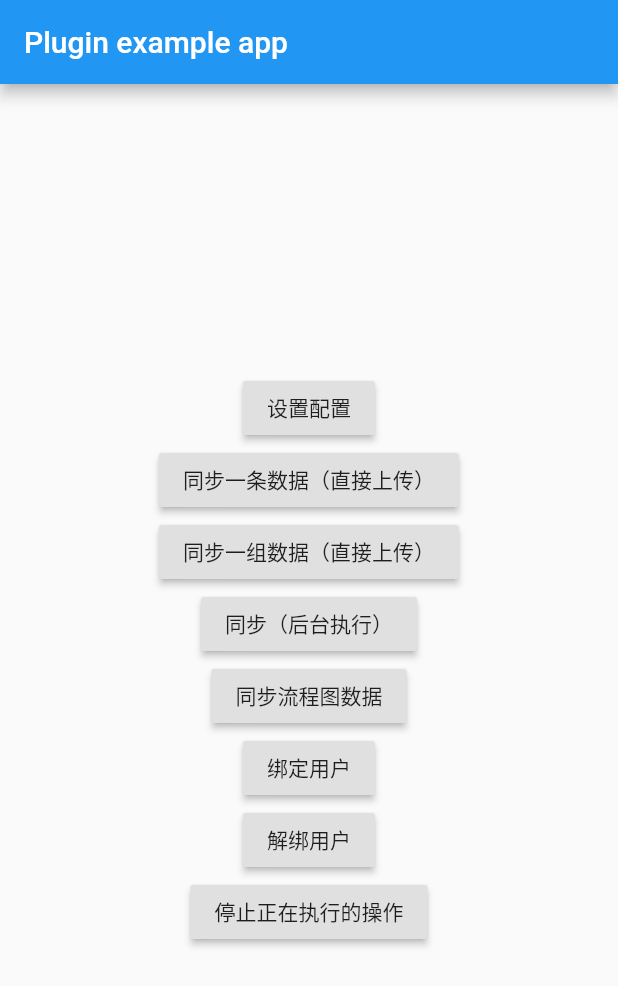
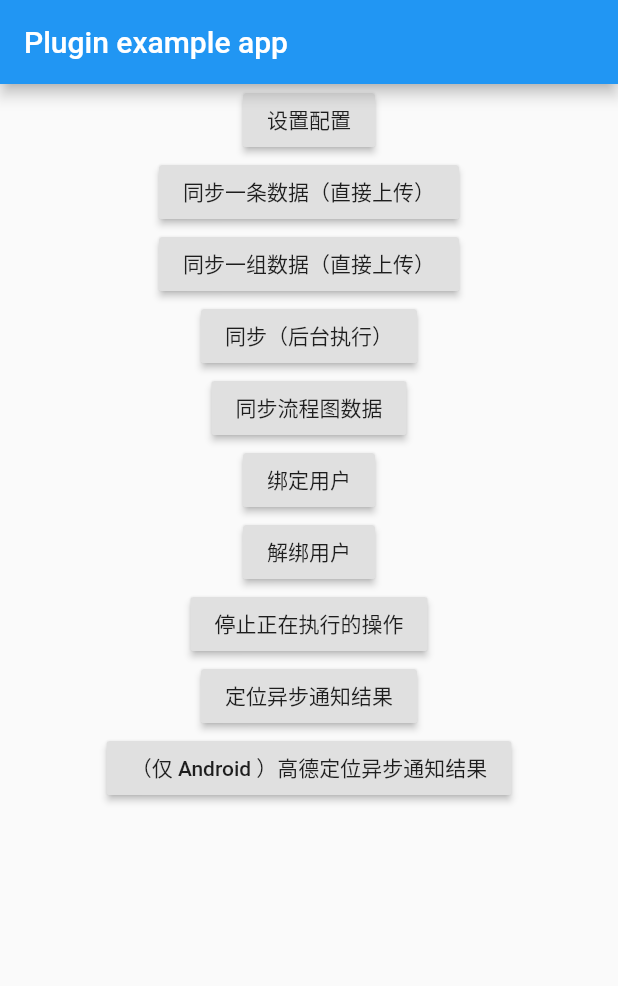
Before and after one commit to GuanceCloud/datakit-flutter, a Flutter app: the screen it shows after launch, on a phone screen of 412 x 824 dp. Shown: the top 986 px of the screen. Run offline on Flutter 3.47's test engine with Material 2 defaults, Android fonts, the phone set to English and light mode, and no system bars; our stand-ins replace permission_handler.

Commit message:
定位回调 Android SDK 更新，flutter 接口部分完成

```diff
--- a/example/lib/main.dart
+++ b/example/lib/main.dart
@@ -17,21 +17,28 @@ class MyApp extends StatelessWidget {
       home: HomeRoute(),
     );
   }
+}
 
-}
 class HomeRoute extends StatefulWidget {
   @override
   _HomeState createState() => _HomeState();
 }
 
 class _HomeState extends State<HomeRoute> {
-  var permissions = [Permission.location,Permission.camera,Permission.storage,Permission.phone];
+  var permissions = [
+    Permission.location,
+    Permission.camera,
+    Permission.storage,
+    Permission.phone
+  ];
+  var locationState = "";
+
   @override
   void initState() {
     super.initState();
-    if(Platform.isAndroid) {
+    if (Platform.isAndroid) {
       requestPermission(permissions);
-    }else if(Platform.isIOS){
+    } else if (Platform.isIOS) {
       requestPermission([Permission.location]);
     }
   }
@@ -39,10 +46,11 @@ class _HomeState extends State<HomeRoute> {
   @override
   Widget build(BuildContext context) {
     return Scaffold(
-        appBar: AppBar(
-          title: const Text('Plugin example app'),
-        ),
-        body: Center(
+      appBar: AppBar(
+        title: const Text('Plugin example app'),
+      ),
+      body: SingleChildScrollView(
+        child: Center(
           child: Column(
             mainAxisAlignment: MainAxisAlignment.center,
             crossAxisAlignment: CrossAxisAlignment.center,
@@ -55,9 +63,12 @@ class _HomeState extends State<HomeRoute> {
               _buildBindUserWidget(),
               _buildUnBindUserWidget(),
               _buildStopSDKWidget(),
+              _buildStartLocationWidget(),
+              _buildGeoStartLocationWidget(),
             ],
           ),
         ),
+      ),
     );
   }
 
@@ -73,8 +84,10 @@ class _HomeState extends State<HomeRoute> {
                 .setEnableLog(true)
                 .setNeedBindUser(false)
                 .setGeoKey(true, "46f60b8b6963de515749001b92a866c0")
-                .setMonitorType(MonitorType.BATTERY | MonitorType.NETWORK | MonitorType.LOCATION | MonitorType.GPU)
-        );
+                .setMonitorType(MonitorType.BATTERY |
+                    MonitorType.NETWORK |
+                    MonitorType.LOCATION |
+                    MonitorType.GPU));
 
         /// 配置方法二
         /**FTMobileAgentFlutter.config(
@@ -94,7 +107,7 @@ class _HomeState extends State<HomeRoute> {
       child: Text("同步一条数据（直接上传）"),
       onPressed: () async {
         var result = await FTMobileAgentFlutter.track(
-          "flutter_list_test",{"platform": "flutter"},{"method": "直接同步"});
+            "flutter_list_test", {"platform": "flutter"}, {"method": "直接同步"});
         print("request success: $result");
       },
     );
@@ -105,8 +118,9 @@ class _HomeState extends State<HomeRoute> {
       child: Text("同步一组数据（直接上传）"),
       onPressed: () async {
         var result = await FTMobileAgentFlutter.trackList([
-          TrackBean("flutter_list_test",{"platform": "flutter"}),
-          TrackBean("flutter_list_test",{"platform": "flutter"},tags:{"method": "直接同步"}),
+          TrackBean("flutter_list_test", {"platform": "flutter"}),
+          TrackBean("flutter_list_test", {"platform": "flutter"},
+              tags: {"method": "直接同步"}),
         ]);
         print("request success: $result");
       },
@@ -186,42 +200,72 @@ class _HomeState extends State<HomeRoute> {
     );
   }
 
-  void _showPermissionTip(String tip){
+  Widget _buildStartLocationWidget() {
+    return RaisedButton(
+      child: Text("定位异步通知结果" + locationState),
+      onPressed: () async {
+        var result = await FTMobileAgentFlutter.startLocation();
+        if (result != null) {
+          setState(() {
+            locationState =
+                "-code:${result['code']},message:${result['message']}";
+          });
+        }
+      },
+    );
+  }
+
+  Widget _buildGeoStartLocationWidget() {
+    return RaisedButton(
+      child: Text("（仅 Android ）高德定位异步通知结果" + locationState),
+      onPressed: () async {
+        var result = await FTMobileAgentFlutter.startLocation(
+            geoKey: "46f60b8b6963de515749001b92a866c0");
+        if (result != null) {
+          setState(() {
+            locationState =
+                "-code:${result['code']},message:${result['message']}";
+          });
+        }
+      },
+    );
+  }
+
+  void _showPermissionTip(String tip) {
     showDialog<Null>(
         context: context,
         barrierDismissible: false,
-        builder: (BuildContext context){
+        builder: (BuildContext context) {
           return AlertDialog(
             title: Text("警告"),
             content: Text("你拒绝了\n$tip 权限，拒绝后将无法使用"),
             actions: <Widget>[
               FlatButton(
-                onPressed: (){
+                onPressed: () {
                   Navigator.of(context).pop();
                   requestPermission(permissions);
                 },
                 child: Text("重新请求"),
               ),
               FlatButton(
-                onPressed: (){
+                onPressed: () {
                   Navigator.of(context).pop();
                 },
                 child: Text("拒绝"),
               )
             ],
           );
-        }
-    );
+        });
   }
 
   Future<void> requestPermission(List<Permission> permission) async {
     final status = await permission.request();
-    status.removeWhere((permission,state)=> state.isGranted);
+    status.removeWhere((permission, state) => state.isGranted);
     var tip = "";
-    if(status.isNotEmpty){
-      status.forEach((permission,state){
+    if (status.isNotEmpty) {
+      status.forEach((permission, state) {
         state.isUndetermined;
-        tip+=permission.toString()+"\n";
+        tip += permission.toString() + "\n";
       });
       _showPermissionTip(tip);
     }
--- a/lib/ft_mobile_agent_flutter.dart
+++ b/lib/ft_mobile_agent_flutter.dart
@@ -11,6 +11,7 @@ class FTMobileAgentFlutter {
   static const METHOD_BIND_USER = "ftBindUser";
   static const METHOD_UNBIND_USER = "ftUnBindUser";
   static const METHOD_STOP_SDK = "ftStopSdk";
+  static const METHOD_START_LOCATION = "ftStartLocation";
 
   static const MethodChannel _channel =
       const MethodChannel('ft_mobile_agent_flutter');
@@ -156,6 +157,11 @@ class FTMobileAgentFlutter {
   static Future<void> stopSDK() async {
     return await _channel.invokeMethod(METHOD_STOP_SDK);
   }
+
+  ///开启定位，异步回调通知结果
+  static Future<Map<dynamic,dynamic>> startLocation({String geoKey}) async {
+    return await _channel.invokeMethod(METHOD_START_LOCATION);
+  }
 }
 
 class Config {
```
Also changed, not shown: 3 other files.
